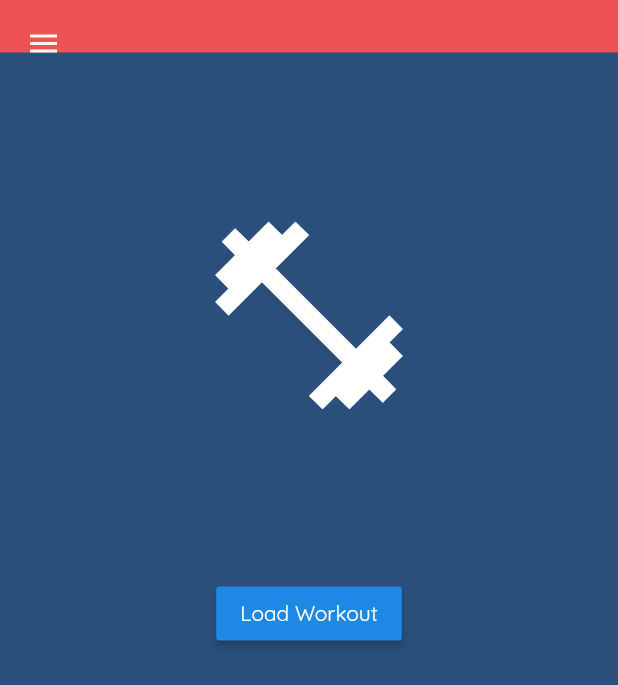
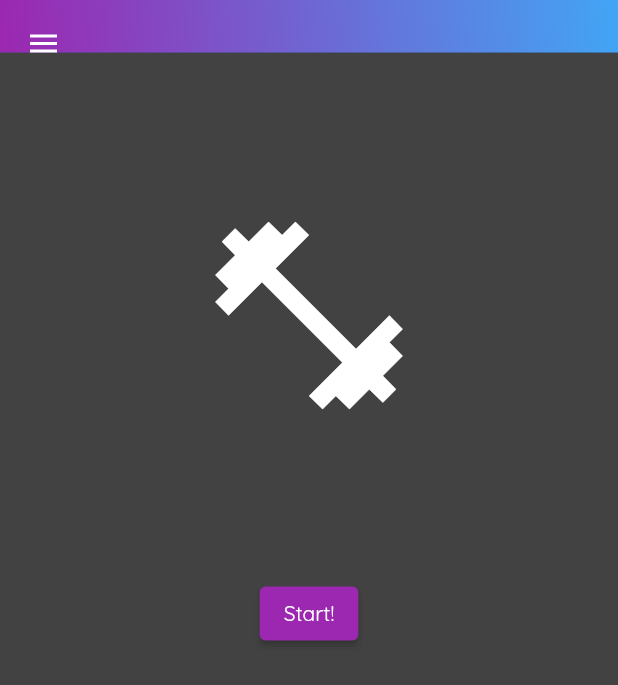
Before and after one commit to mr-scott-jordan/workout-app, a Flutter app: the screen it shows after launch, on a phone screen of 412 x 824 dp. Shown: the top 685 px of the screen. Run offline on Flutter 3.47's test engine with Material 2 defaults, Android fonts, the phone set to English and light mode, and no system bars.

Commit message:
added new theme
added new theme to drawer widget, home_page and equipment setup page

```diff
--- a/lib/pages/home_page.dart
+++ b/lib/pages/home_page.dart
@@ -46,7 +46,7 @@ class HomePage extends State<HomeForm> with SingleTickerProviderStateMixin {
         return Stack(
           children: [
             Scaffold(
-              backgroundColor: const Color(0xff22a6b3),
+              backgroundColor: const Color(0xff424242),
               body: PrimaryDrawer(),
             ),
             Transform(
@@ -58,7 +58,12 @@ class HomePage extends State<HomeForm> with SingleTickerProviderStateMixin {
                 appBar: PreferredSize(
                   preferredSize: Size.fromHeight(35),
                   child: Container(
-                    color: const Color(0xffee5253),
+                    decoration: BoxDecoration(
+                        gradient: LinearGradient(
+                            begin: Alignment.topRight,
+                            end: Alignment.bottomLeft,
+                            colors: [Colors.blue[400], Colors.purple])),
+                    // color: const Color(0xff212121),
                     child: Padding(
                       padding: const EdgeInsets.fromLTRB(5, 5, 5, 5),
                       child: Column(
@@ -77,7 +82,9 @@ class HomePage extends State<HomeForm> with SingleTickerProviderStateMixin {
                     ),
                   ),
                 ),
-                body: Column(
+                body: Container(
+                  color: Color(0xff424242),
+                  child: Column(
                     children: [
                       SizedBox(
                         height: 100,
@@ -89,14 +96,20 @@ class HomePage extends State<HomeForm> with SingleTickerProviderStateMixin {
                         height: 100,
                       ),
                       Center(
-                      child: RaisedButton(
-                        child: Text('Load Workout'),
+                        child: ElevatedButton(
+                          style: ButtonStyle(
+                            backgroundColor:
+                                MaterialStateProperty.all<Color>(Colors.purple),
+                          ),
+                          child: Text('Start!'),
                           onPressed: () {
-                          Navigator.pushNamed(context, EquipmentPage.routeName);
+                            Navigator.pushNamed(
+                                context, EquipmentPage.routeName);
                           },
                         ),
                       ),
                     ],
+                  ),
                 ),
               ),
             ),
--- a/lib/pages/primary_drawer.dart
+++ b/lib/pages/primary_drawer.dart
@@ -7,12 +7,18 @@ class PrimaryDrawer extends StatelessWidget {
   @override
   Widget build(BuildContext context) {
     return Drawer(
+        child: Container(
+      // color: Color(0xFF37474F),
+      color: Color(0xff212121),
       child: Column(
         children: [
           SizedBox(
             height: 250,
           ),
-        RaisedButton(
+          ElevatedButton(
+            style: ButtonStyle(
+              backgroundColor: MaterialStateProperty.all<Color>(Colors.purple),
+            ),
             child: Text('Main Menu'),
             onPressed: () {
               Navigator.pushReplacementNamed(context, '/');
@@ -21,13 +27,17 @@ class PrimaryDrawer extends StatelessWidget {
           SizedBox(
             height: 50,
           ),
-        RaisedButton(
+          ElevatedButton(
+            style: ButtonStyle(
+              backgroundColor: MaterialStateProperty.all<Color>(Colors.purple),
+            ),
             child: Text('New Workout'),
             onPressed: () {
               Navigator.pushReplacementNamed(context, EquipmentPage.routeName);
             },
           )
         ],
+      ),
     ));
   }
 }
```
Also changed, not shown: lib/pages/equipment_page.dart (+18 -4 lines). Lines whose indentation alone changed are shown as unchanged.
